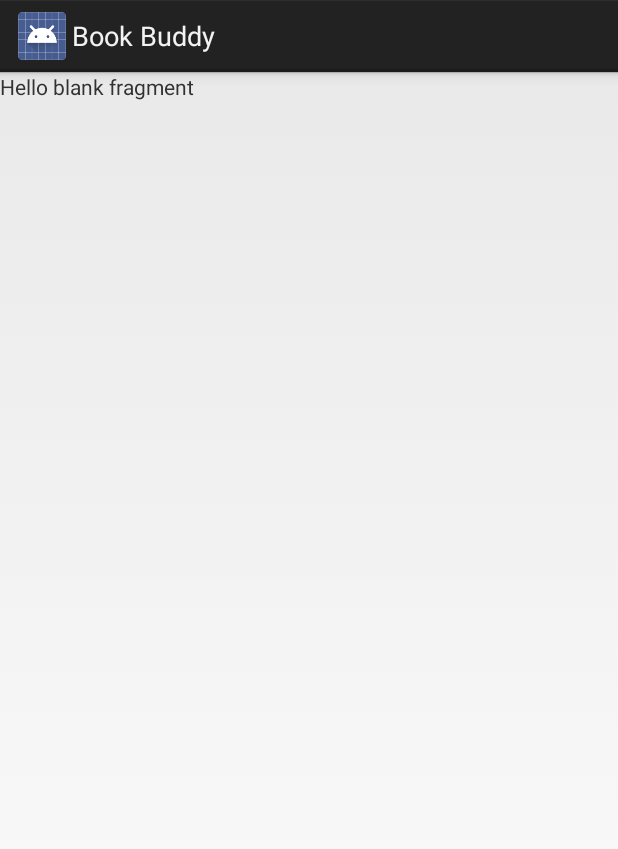
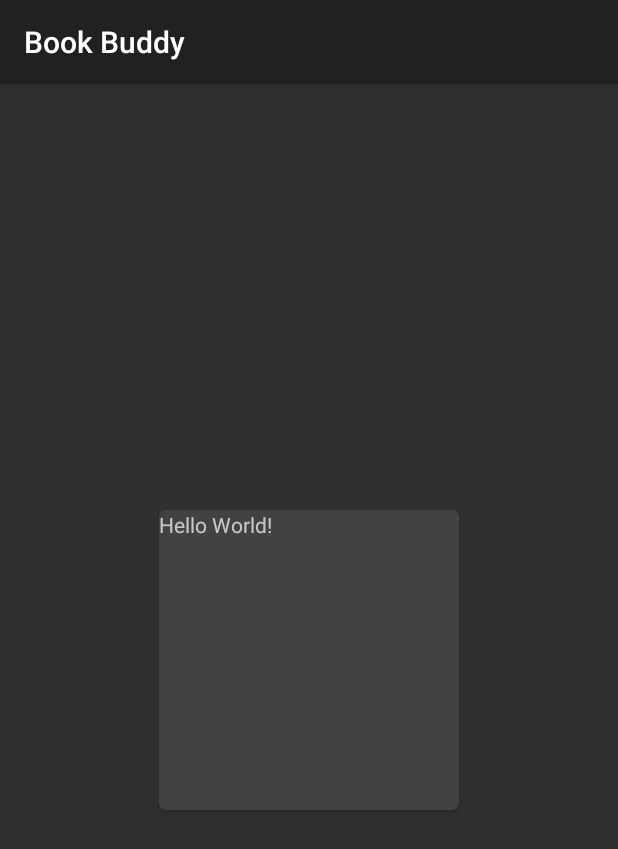
Before and after one commit to bradholland84/Book_Buddy, an Android app: the layout fragment_book_list.xml on its own in the app's theme, with its tools: preview values and no code run, on a phone screen of 412 x 824 dp. Shown: the top 849 px of the screen. Run offline under Robolectric (Android 15) with nearby library versions, the phone set to English and light mode, and no system bars.

Commit message:
Book List blank fragment created

```diff
--- a/app/src/main/AndroidManifest.xml
+++ b/app/src/main/AndroidManifest.xml
@@ -18,4 +18,5 @@
         </activity>
     </application>
 
+
 </manifest>
--- a/app/src/main/java/com/android/bradholland/bookbuddy/BookListFragment.java
+++ b/app/src/main/java/com/android/bradholland/bookbuddy/BookListFragment.java
@@ -66,6 +66,7 @@ public class BookListFragment extends Fragment {
                              Bundle savedInstanceState) {
         // Inflate the layout for this fragment
         return inflater.inflate(R.layout.fragment_book_list, container, false);
+
     }
 
     // TODO: Rename method, update argument and hook method into UI event
--- a/app/src/main/res/layout/fragment_book_list.xml
+++ b/app/src/main/res/layout/fragment_book_list.xml
@@ -4,10 +4,19 @@
     android:layout_height="match_parent"
     tools:context="com.android.bradholland.bookbuddy.BookListFragment">
 
-    <!-- TODO: Update blank fragment layout -->
-    <TextView
-        android:layout_width="match_parent"
-        android:layout_height="match_parent"
-        android:text="@string/hello_blank_fragment" />
+    <android.support.v7.widget.CardView
+        xmlns:card_view="http://schemas.android.com/apk/res-auto"
+        android:id="@+id/card_view"
+        android:layout_gravity="center"
+        android:layout_width="200dp"
+        android:layout_height="200dp"
+        card_view:cardCornerRadius="4dp">
+
+        <TextView
+            android:id="@+id/info_text"
+            android:layout_width="match_parent"
+            android:layout_height="match_parent"
+            android:text="Hello World!"/>
+    </android.support.v7.widget.CardView>
 
 </FrameLayout>
--- a/app/src/main/res/values/styles.xml
+++ b/app/src/main/res/values/styles.xml
@@ -1,7 +1,7 @@
 <resources>
 
     <!-- Base application theme. -->
-    <style name="AppTheme" parent="android:Theme.Holo.Light.DarkActionBar">
+    <style name="AppTheme" parent="android:Theme.Material">
         <!-- Customize your theme here. -->
     </style>
 
```
Also changed, not shown: app/build.gradle (+8 -3 lines), 1 other file.
